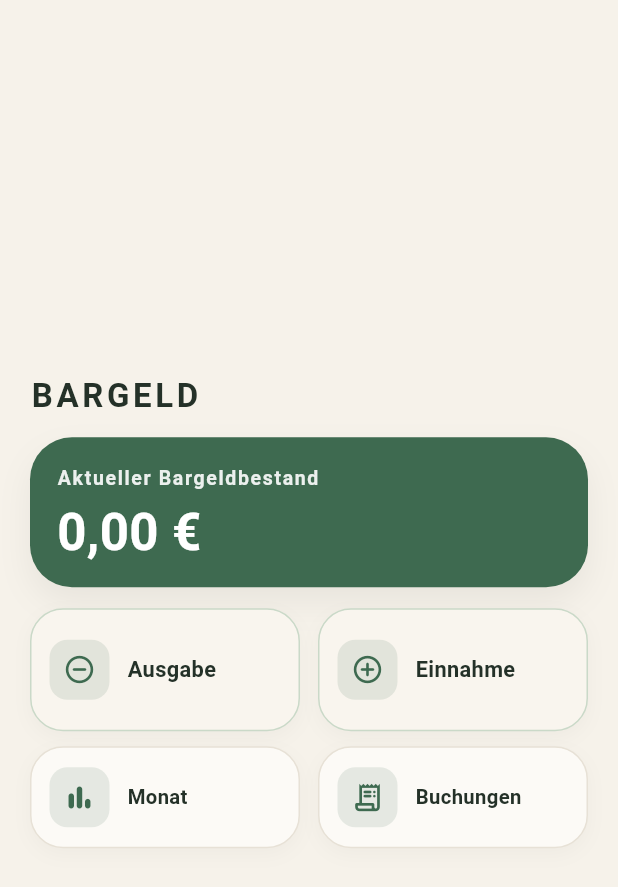
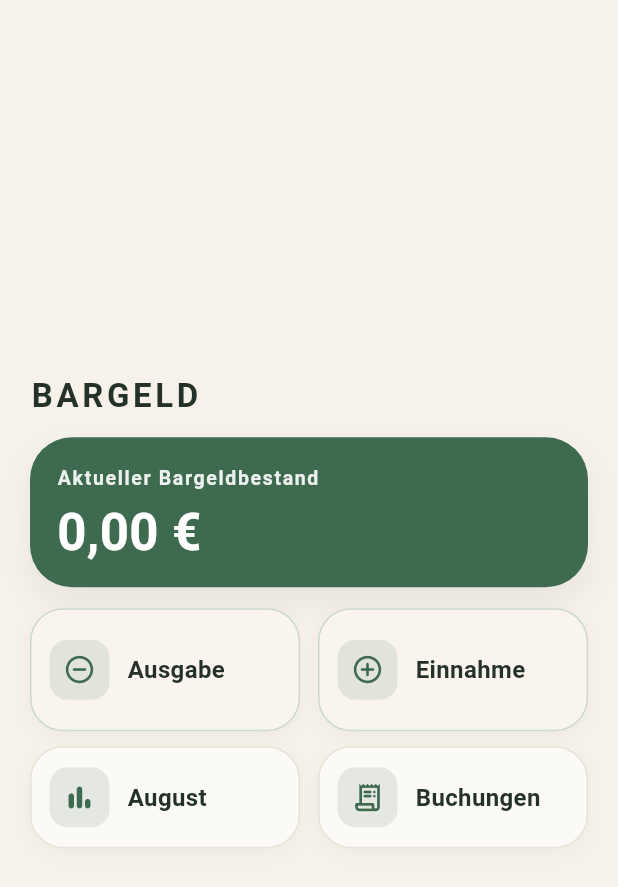
Before and after one commit to bloew-jpg/bargeld, a Flutter app: the screen it shows after launch, on a phone screen of 412 x 824 dp. Shown: the top 887 px of the screen. Run offline on Flutter 3.47's test engine with Material 3 defaults, Android fonts, the phone set to English and light mode, and no system bars; our stand-ins replace shared_preferences.

Commit message:
Shorten home screen labels

```diff
--- a/lib/main.dart
+++ b/lib/main.dart
@@ -101,6 +101,24 @@ class _HomePageState extends State<HomePage> {
 
   String euro(double wert) {
     return '${wert.toStringAsFixed(2).replaceAll('.', ',')} €';
+  }
+
+  String get _currentMonthName {
+    const months = [
+      'Januar',
+      'Februar',
+      'März',
+      'April',
+      'Mai',
+      'Juni',
+      'Juli',
+      'August',
+      'September',
+      'Oktober',
+      'November',
+      'Dezember',
+    ];
+    return months[DateTime.now().month - 1];
   }
 
   Future<void> bargeldErhalten() async {
@@ -698,7 +716,7 @@ class _HomePageState extends State<HomePage> {
                       Expanded(
                         child: _actionButton(
                           icon: Icons.bar_chart_rounded,
-                          label: 'Monat',
+                          label: _currentMonthName,
                           onPressed: () {
                             Navigator.push(
                               context,
@@ -795,19 +813,15 @@ class _HomePageState extends State<HomePage> {
               ),
               const SizedBox(width: 12),
               Expanded(
-                child: FittedBox(
-                  fit: BoxFit.scaleDown,
-                  alignment: Alignment.centerLeft,
                 child: Text(
                   label,
                   maxLines: 1,
                   overflow: TextOverflow.ellipsis,
                   softWrap: false,
-                    style: TextStyle(
-                      fontSize: isPrimary ? 14.5 : 13.5,
+                  style: const TextStyle(
+                    fontSize: 16,
                     fontWeight: FontWeight.w600,
-                      color: textColor,
-                    ),
+                    color: Color(0xFF243128),
                   ),
                 ),
               ),
```
Also changed, not shown: 1 other file. Lines whose indentation alone changed are shown as unchanged.
